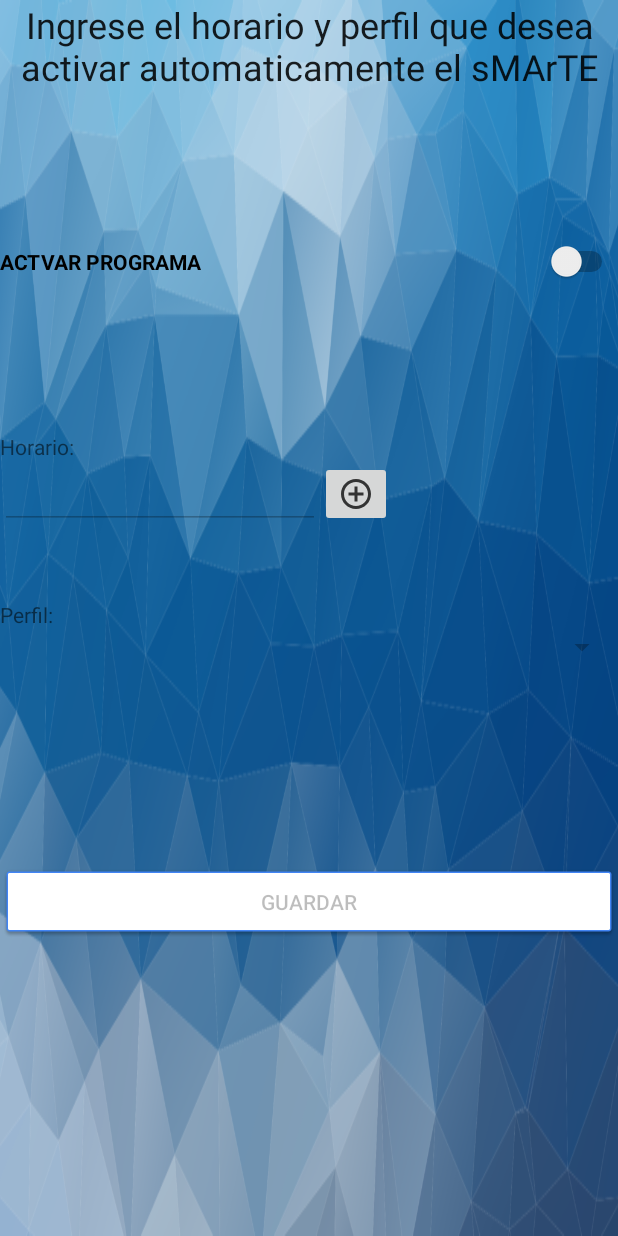
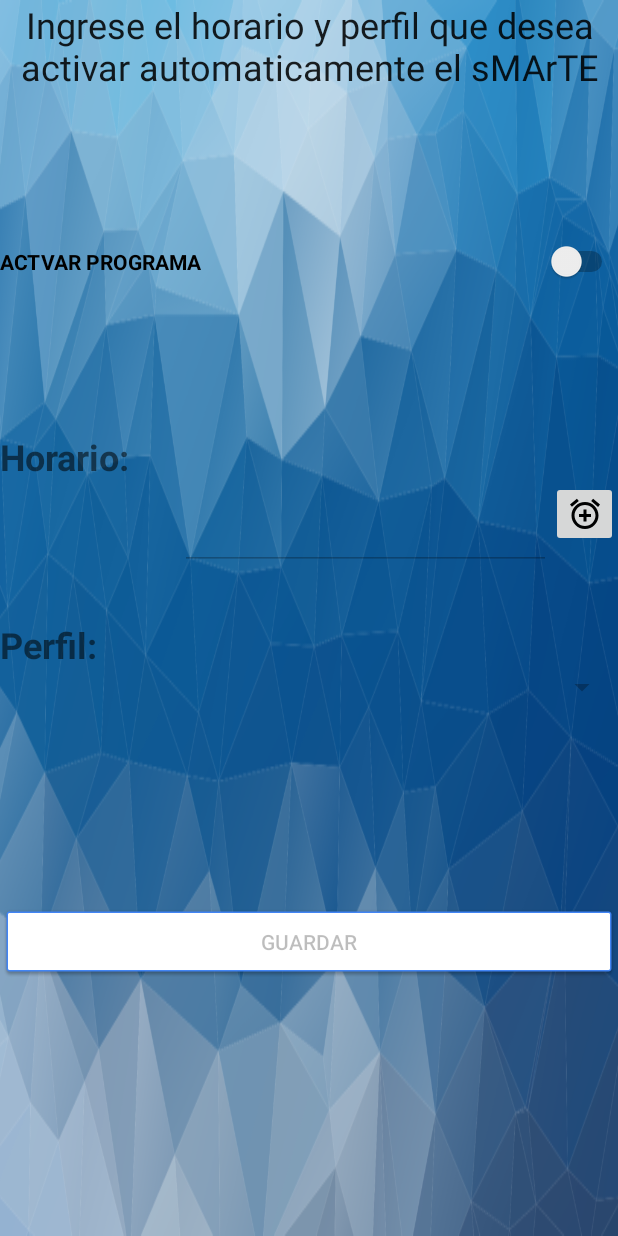
Before and after one commit to soa-1c2019-unlam/SMARTE, an Android app: the ProgramarHorarios screen opened directly, with no data from a screen before it, on a phone screen of 412 x 824 dp. Run offline under Robolectric (Android 15) with nearby library versions, the phone set to English and light mode, and no system bars; our stand-ins replace Firebase (no records; nobody signed in at launch, a user with empty details on screens opened directly).

Commit message:
Se mejora activity de programar hora, falta mejorar codigo para que grabe en firebase.

```diff
--- a/Android/app/src/main/java/com/example/smarteapp2/ProgramarHorarios.java
+++ b/Android/app/src/main/java/com/example/smarteapp2/ProgramarHorarios.java
@@ -1,16 +1,20 @@
 package com.example.smarteapp2;
 
+import android.app.TimePickerDialog;
 import android.content.Intent;
 import android.os.Bundle;
 import android.support.annotation.NonNull;
+import android.support.v4.app.DialogFragment;
 import android.support.v7.app.AppCompatActivity;
 import android.view.View;
 import android.widget.ArrayAdapter;
 import android.widget.Button;
 import android.widget.CompoundButton;
 import android.widget.EditText;
+import android.widget.ImageButton;
 import android.widget.Spinner;
 import android.widget.Switch;
+import android.widget.TimePicker;
 import android.widget.Toast;
 
 import com.google.firebase.FirebaseApp;
@@ -23,13 +27,14 @@ import com.google.firebase.database.ValueEventListener;
 import java.util.ArrayList;
 import java.util.List;
 
-public class ProgramarHorarios extends AppCompatActivity {
+public class ProgramarHorarios extends AppCompatActivity implements TimePickerDialog.OnTimeSetListener {
 
 
     Switch switchActivado ;
     EditText textoHorario ;
     Spinner spinnerPerfiles ;
     Button guardarButton;
+    ImageButton botonReloj;
 
     FirebaseDatabase firebaseDataBase;
     DatabaseReference databaseReference;
@@ -46,6 +51,7 @@ public class ProgramarHorarios extends AppCompatActivity {
         textoHorario = findViewById(R.id.editTextHorario);
         spinnerPerfiles = findViewById(R.id.spinner);
         guardarButton = findViewById(R.id.guardarButton);
+        botonReloj = findViewById(R.id.button_obtener_hora);
 
         spinnerPerfiles.setEnabled(false);
 
@@ -59,10 +65,37 @@ public class ProgramarHorarios extends AppCompatActivity {
                     textoHorario.setEnabled(true);
                     spinnerPerfiles.setEnabled(true);
                     guardarButton.setEnabled(true);
+                    botonReloj.setEnabled(true);
                 } else {
                     textoHorario.setEnabled(false);
                     spinnerPerfiles.setEnabled(false);
                     guardarButton.setEnabled(false);
+                    botonReloj.setEnabled(false);
+                    databaseReference.child("horarioAutomatico").setValue(0);
+                    databaseReference.child("programaAutomatico").setValue(0);
+                    databaseReference.child("azucarAutomatico").setValue(0);
+                }
+            }
+        });
+
+        botonReloj.setOnClickListener(new View.OnClickListener(){
+            @Override
+            public void onClick(View v){
+                DialogFragment timePicker = new TimePickerFragment();
+                timePicker.show(getSupportFragmentManager(),"time picker");
+            }
+        });
+
+        guardarButton.setOnClickListener(new View.OnClickListener() {
+            @Override
+            public void onClick(View v){
+                if (textoHorario.getText() != null && spinnerPerfiles.getSelectedItem() != null){
+                    databaseReference.child("horarioAutomatico").setValue(textoHorario.getText());
+                    databaseReference.child("programaAutomatico").setValue(1);
+                    databaseReference.child("azucarAutomatico").setValue(spinnerPerfiles.getSelectedItem());
+                }
+                else{
+                    Toast.makeText(ProgramarHorarios.this,"Valores ingresados incorrectos!", Toast.LENGTH_LONG).show();
                 }
             }
         });
@@ -74,6 +107,11 @@ public class ProgramarHorarios extends AppCompatActivity {
                 databaseReference.child("horarioAutomatico").setValue(textoHorario);
             }
         });
+    }
+
+    @Override
+    public void onTimeSet(TimePicker view, int hora, int minutos){
+        textoHorario.setText(hora +" : "+ minutos);
     }
 
     private void ListarDatos() {
--- /dev/null
+++ b/Android/app/src/main/res/drawable/ic_reloj.xml
@@ -0,0 +1,9 @@
+<vector xmlns:android="http://schemas.android.com/apk/res/android"
+        android:width="24dp"
+        android:height="24dp"
+        android:viewportWidth="24.0"
+        android:viewportHeight="24.0">
+    <path
+        android:fillColor="#FF000000"
+        android:pathData="M7.88,3.39L6.6,1.86 2,5.71l1.29,1.53 4.59,-3.85zM22,5.72l-4.6,-3.86 -1.29,1.53 4.6,3.86L22,5.72zM12,4c-4.97,0 -9,4.03 -9,9s4.02,9 9,9c4.97,0 9,-4.03 9,-9s-4.03,-9 -9,-9zM12,20c-3.87,0 -7,-3.13 -7,-7s3.13,-7 7,-7 7,3.13 7,7 -3.13,7 -7,7zM13,9h-2v3L8,12v2h3v3h2v-3h3v-2h-3L13,9z"/>
+</vector>
--- a/Android/app/src/main/res/layout/activity_programar_horarios.xml
+++ b/Android/app/src/main/res/layout/activity_programar_horarios.xml
@@ -33,8 +33,10 @@
             android:id="@+id/textView4"
             android:layout_width="match_parent"
             android:layout_height="wrap_content"
+            android:layout_marginTop="150px"
             android:text="Horario:"
-            android:layout_marginTop="150px"/>
+            android:textSize="24sp"
+            android:textStyle="bold" />
 
         <LinearLayout
             android:layout_width="match_parent"
@@ -45,15 +47,21 @@
                 android:id="@+id/editTextHorario"
                 android:layout_width="wrap_content"
                 android:layout_height="wrap_content"
-                android:ems="10"
+                android:layout_marginLeft="180px"
+                android:ems="7"
                 android:enabled="false"
-                android:inputType="time" />
+                android:inputType="time"
+                android:textAlignment="center"
+                android:textColor="#000000"
+                android:textSize="30sp"
+                android:textStyle="bold" />
 
             <ImageButton
-                android:id="@+id/ib_obtener_hora"
+                android:id="@+id/button_obtener_hora"
+                style="@style/Widget.AppCompat.ImageButton"
                 android:layout_width="wrap_content"
                 android:layout_height="wrap_content"
-                android:src="@drawable/ic_add"
+                android:src="@drawable/ic_reloj"
                 app:layout_constraintHorizontal_bias="0.504"
                 tools:ignore="ContentDescription" />
         </LinearLayout>
@@ -62,8 +70,10 @@
             android:id="@+id/textView5"
             android:layout_width="match_parent"
             android:layout_height="wrap_content"
+            android:layout_marginTop="50px"
             android:text="Perfil:"
-            android:layout_marginTop="50px"/>
+            android:textSize="24sp"
+            android:textStyle="bold" />
 
         <Spinner
             android:id="@+id/spinner"
```
Also changed, not shown: Android/app/src/main/java/com/example/smarteapp2/PickersActivity.java (deleted, +0 -77 lines), Android/app/src/main/java/com/example/smarteapp2/TimePickerFragment.java (added, +22 -0 lines), Android/app/src/main/res/layout/activity_pickers.xml (deleted, +0 -9 lines), 2 other files.
